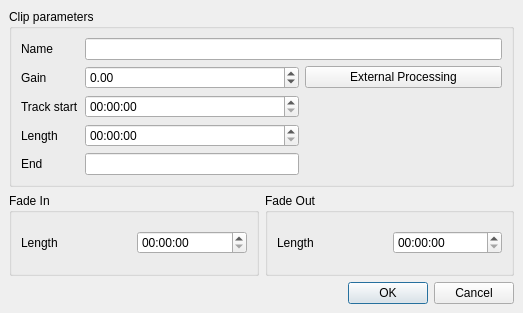
This is src/traverso/ui/AudioClipEditWidget.ui in ErwanLegrand/Traverso-DAW as Qt 5 draws it before an edit. The edited form follows.
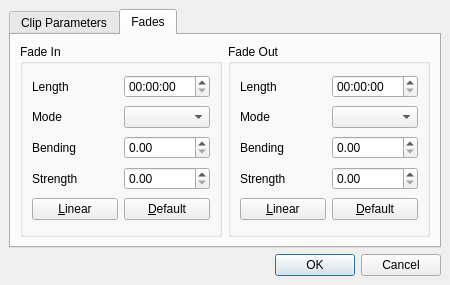
This is the edited form.

Commit message: AudioClipEditor extended

```diff
--- a/src/traverso/ui/AudioClipEditWidget.ui
+++ b/src/traverso/ui/AudioClipEditWidget.ui
@@ -5,8 +5,8 @@
    <rect>
     <x>0</x>
     <y>0</y>
-    <width>523</width>
-    <height>313</height>
+    <width>450</width>
+    <height>285</height>
    </rect>
   </property>
   <property name="minimumSize" >
@@ -26,10 +26,14 @@
     <number>6</number>
    </property>
    <item>
-    <widget class="QGroupBox" name="groupBox_3" >
-     <property name="title" >
-      <string>Clip parameters</string>
+    <widget class="QTabWidget" name="tabWidget" >
+     <property name="currentIndex" >
+      <number>1</number>
      </property>
+     <widget class="QWidget" name="tab" >
+      <attribute name="title" >
+       <string>Clip Parameters</string>
+      </attribute>
      <layout class="QGridLayout" >
       <property name="margin" >
        <number>9</number>
@@ -37,23 +41,66 @@
       <property name="spacing" >
        <number>6</number>
       </property>
-      <item rowspan="3" row="2" column="2" >
+       <item row="5" column="0" colspan="2" >
        <spacer>
         <property name="orientation" >
-         <enum>Qt::Vertical</enum>
+          <enum>Qt::Horizontal</enum>
         </property>
         <property name="sizeHint" >
          <size>
-          <width>197</width>
-          <height>81</height>
+           <width>261</width>
+           <height>20</height>
          </size>
         </property>
        </spacer>
       </item>
-      <item row="4" column="1" >
-       <widget class="QLineEdit" name="clipEndLineEdit" >
-        <property name="readOnly" >
-         <bool>true</bool>
+       <item row="5" column="2" >
+        <widget class="QPushButton" name="externalProcessingButton" >
+         <property name="text" >
+          <string>External Processing</string>
+         </property>
+        </widget>
+       </item>
+       <item row="0" column="1" colspan="2" >
+        <widget class="QLineEdit" name="clipNameLineEdit" />
+       </item>
+       <item row="1" column="1" colspan="2" >
+        <widget class="QDoubleSpinBox" name="clipGainSpinBox" >
+         <property name="maximum" >
+          <double>30.000000000000000</double>
+         </property>
+         <property name="minimum" >
+          <double>-120.000000000000000</double>
+         </property>
+         <property name="singleStep" >
+          <double>0.200000000000000</double>
+         </property>
+        </widget>
+       </item>
+       <item row="2" column="1" colspan="2" >
+        <widget class="QTimeEdit" name="clipStartEdit" >
+         <property name="toolTip" >
+          <string>hh:mm:ss.sss</string>
+         </property>
+        </widget>
+       </item>
+       <item row="3" column="1" colspan="2" >
+        <widget class="QTimeEdit" name="clipLengthEdit" >
+         <property name="toolTip" >
+          <string>hh:mm:ss.sss</string>
+         </property>
+        </widget>
+       </item>
+       <item row="4" column="1" colspan="2" >
+        <widget class="QLabel" name="clipEndLineEdit" >
+         <property name="frameShape" >
+          <enum>QFrame::StyledPanel</enum>
+         </property>
+         <property name="frameShadow" >
+          <enum>QFrame::Sunken</enum>
+         </property>
+         <property name="text" >
+          <string>TextLabel</string>
         </property>
        </widget>
       </item>
@@ -64,8 +111,12 @@
         </property>
        </widget>
       </item>
-      <item row="3" column="1" >
-       <widget class="QTimeEdit" name="clipLengthEdit" />
+       <item row="3" column="0" >
+        <widget class="QLabel" name="label_2" >
+         <property name="text" >
+          <string>Length</string>
+         </property>
+        </widget>
       </item>
       <item row="2" column="0" >
        <widget class="QLabel" name="label_3" >
@@ -74,23 +125,6 @@
         </property>
        </widget>
       </item>
-      <item row="3" column="0" >
-       <widget class="QLabel" name="label_2" >
-        <property name="text" >
-         <string>Length</string>
-        </property>
-       </widget>
-      </item>
-      <item row="2" column="1" >
-       <widget class="QTimeEdit" name="clipStartEdit" />
-      </item>
-      <item row="1" column="2" >
-       <widget class="QPushButton" name="externalProcessingButton" >
-        <property name="text" >
-         <string>External Processing</string>
-        </property>
-       </widget>
-      </item>
       <item row="1" column="0" >
        <widget class="QLabel" name="label_4" >
         <property name="text" >
@@ -105,29 +139,15 @@
         </property>
        </widget>
       </item>
-      <item row="1" column="1" >
-       <widget class="QDoubleSpinBox" name="clipGainSpinBox" >
-        <property name="maximum" >
-         <double>30.000000000000000</double>
-        </property>
-        <property name="minimum" >
-         <double>-120.000000000000000</double>
-        </property>
-        <property name="singleStep" >
-         <double>0.200000000000000</double>
-        </property>
-       </widget>
-      </item>
-      <item row="0" column="1" colspan="2" >
-       <widget class="QLineEdit" name="clipNameLineEdit" />
-      </item>
-     </layout>
-    </widget>
-   </item>
-   <item>
+      </layout>
+     </widget>
+     <widget class="QWidget" name="tab_2" >
+      <attribute name="title" >
+       <string>Fades</string>
+      </attribute>
     <layout class="QHBoxLayout" >
      <property name="margin" >
-      <number>0</number>
+        <number>9</number>
      </property>
      <property name="spacing" >
       <number>6</number>
@@ -137,21 +157,14 @@
        <property name="title" >
         <string>Fade In</string>
        </property>
-       <layout class="QHBoxLayout" >
+         <layout class="QGridLayout" >
         <property name="margin" >
          <number>9</number>
         </property>
         <property name="spacing" >
          <number>6</number>
         </property>
-        <item>
-         <widget class="QLabel" name="label_5" >
-          <property name="text" >
-           <string>Length</string>
-          </property>
-         </widget>
-        </item>
-        <item>
+          <item row="0" column="1" >
          <widget class="QTimeEdit" name="fadeInEdit" >
           <property name="maximumTime" >
            <time>
@@ -162,6 +175,71 @@
           </property>
          </widget>
         </item>
+          <item row="3" column="1" >
+           <widget class="QDoubleSpinBox" name="fadeInStrengthBox" >
+            <property name="maximum" >
+             <double>1.000000000000000</double>
+            </property>
+            <property name="singleStep" >
+             <double>0.050000000000000</double>
+            </property>
+           </widget>
+          </item>
+          <item row="2" column="1" >
+           <widget class="QDoubleSpinBox" name="fadeInBendingBox" >
+            <property name="maximum" >
+             <double>1.000000000000000</double>
+            </property>
+            <property name="singleStep" >
+             <double>0.050000000000000</double>
+            </property>
+           </widget>
+          </item>
+          <item row="1" column="0" >
+           <widget class="QLabel" name="label_7" >
+            <property name="text" >
+             <string>Mode</string>
+            </property>
+           </widget>
+          </item>
+          <item row="2" column="0" >
+           <widget class="QLabel" name="label_10" >
+            <property name="text" >
+             <string>Bending</string>
+            </property>
+           </widget>
+          </item>
+          <item row="0" column="0" >
+           <widget class="QLabel" name="label_5" >
+            <property name="text" >
+             <string>Length</string>
+            </property>
+           </widget>
+          </item>
+          <item row="1" column="1" >
+           <widget class="QComboBox" name="fadeInModeBox" />
+          </item>
+          <item row="3" column="0" >
+           <widget class="QLabel" name="label_11" >
+            <property name="text" >
+             <string>Strength</string>
+            </property>
+           </widget>
+          </item>
+          <item row="4" column="0" >
+           <widget class="QPushButton" name="fadeInLinearButton" >
+            <property name="text" >
+             <string>&amp;Linear</string>
+            </property>
+           </widget>
+          </item>
+          <item row="4" column="1" >
+           <widget class="QPushButton" name="fadeInDefaultButton" >
+            <property name="text" >
+             <string>&amp;Default</string>
+            </property>
+           </widget>
+          </item>
        </layout>
       </widget>
      </item>
@@ -170,27 +248,87 @@
        <property name="title" >
         <string>Fade Out</string>
        </property>
-       <layout class="QHBoxLayout" >
+         <layout class="QGridLayout" >
         <property name="margin" >
          <number>9</number>
         </property>
         <property name="spacing" >
          <number>6</number>
         </property>
-        <item>
+          <item row="3" column="1" >
+           <widget class="QDoubleSpinBox" name="fadeOutStrengthBox" >
+            <property name="maximum" >
+             <double>1.000000000000000</double>
+            </property>
+            <property name="singleStep" >
+             <double>0.050000000000000</double>
+            </property>
+           </widget>
+          </item>
+          <item row="2" column="0" >
+           <widget class="QLabel" name="label_12" >
+            <property name="text" >
+             <string>Bending</string>
+            </property>
+           </widget>
+          </item>
+          <item row="1" column="0" >
+           <widget class="QLabel" name="label_8" >
+            <property name="text" >
+             <string>Mode</string>
+            </property>
+           </widget>
+          </item>
+          <item row="1" column="1" >
+           <widget class="QComboBox" name="fadeOutModeBox" />
+          </item>
+          <item row="0" column="0" >
          <widget class="QLabel" name="label_9" >
           <property name="text" >
            <string>Length</string>
           </property>
          </widget>
         </item>
-        <item>
+          <item row="0" column="1" >
          <widget class="QTimeEdit" name="fadeOutEdit" />
         </item>
+          <item row="3" column="0" >
+           <widget class="QLabel" name="label_13" >
+            <property name="text" >
+             <string>Strength</string>
+            </property>
+           </widget>
+          </item>
+          <item row="2" column="1" >
+           <widget class="QDoubleSpinBox" name="fadeOutBendingBox" >
+            <property name="maximum" >
+             <double>1.000000000000000</double>
+            </property>
+            <property name="singleStep" >
+             <double>0.050000000000000</double>
+            </property>
+           </widget>
+          </item>
+          <item row="4" column="0" >
+           <widget class="QPushButton" name="fadeOutLinearButton" >
+            <property name="text" >
+             <string>&amp;Linear</string>
+            </property>
+           </widget>
+          </item>
+          <item row="4" column="1" >
+           <widget class="QPushButton" name="fadeOutDefaultButton" >
+            <property name="text" >
+             <string>&amp;Default</string>
+            </property>
+           </widget>
+          </item>
        </layout>
       </widget>
      </item>
     </layout>
+     </widget>
+    </widget>
    </item>
    <item>
     <widget class="QDialogButtonBox" name="buttonBox" >
```
Lines whose indentation alone changed are shown as unchanged. The commit also changes 3 other files.
